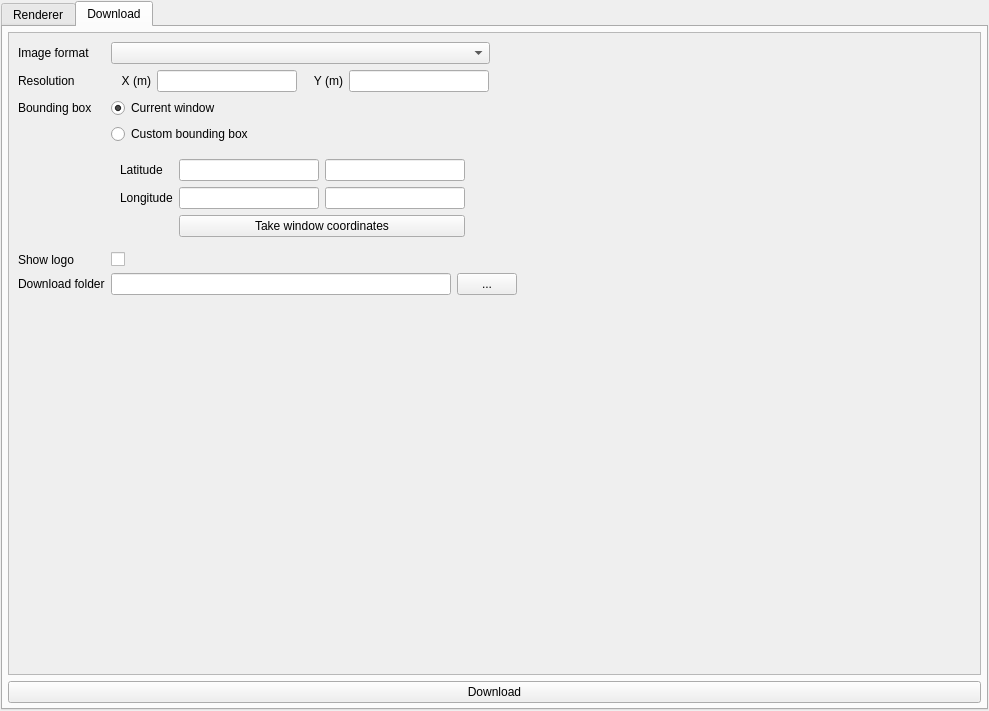
Qt form EDC_OGC_dockwidget_base.ui (eurodatacube/edc-qgis-plugin) before a commit.
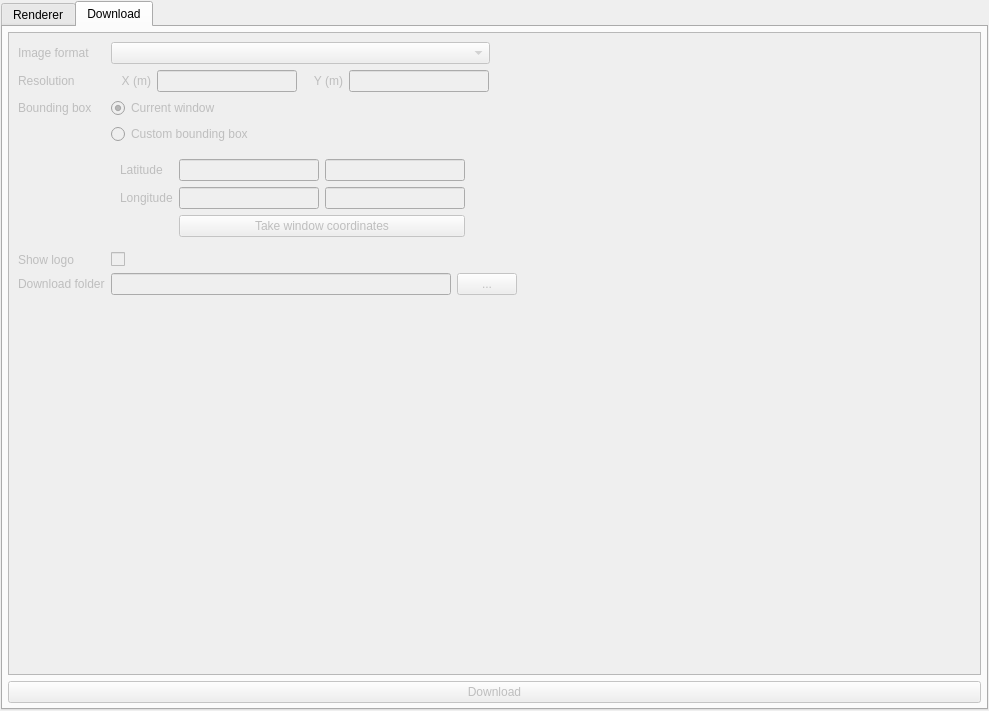
The same form after that commit. The open tabs and pages were chosen to show the change.

Commit message: using title for layer names

Patch:
```diff
--- a/EDC_OGC_dockwidget_base.ui
+++ b/EDC_OGC_dockwidget_base.ui
@@ -31,6 +31,9 @@
      <layout class="QVBoxLayout" name="mainVertical">
       <item>
        <widget class="QTabWidget" name="tabWidget">
+        <property name="enabled">
+         <bool>true</bool>
+        </property>
         <property name="sizePolicy">
          <sizepolicy hsizetype="Expanding" vsizetype="Expanding">
           <horstretch>0</horstretch>
@@ -1168,6 +1171,9 @@
          </layout>
         </widget>
         <widget class="QWidget" name="downloadTab">
+         <property name="enabled">
+          <bool>false</bool>
+         </property>
          <attribute name="title">
           <string>Download</string>
          </attribute>
```
The commit also changes 2 other files.
